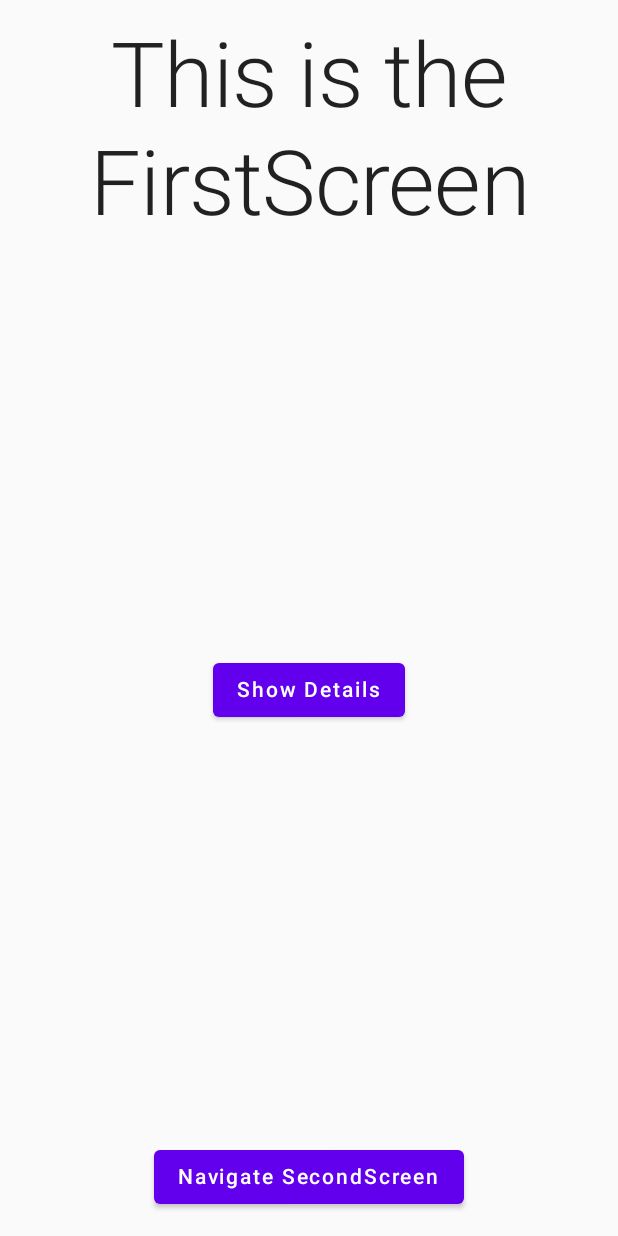
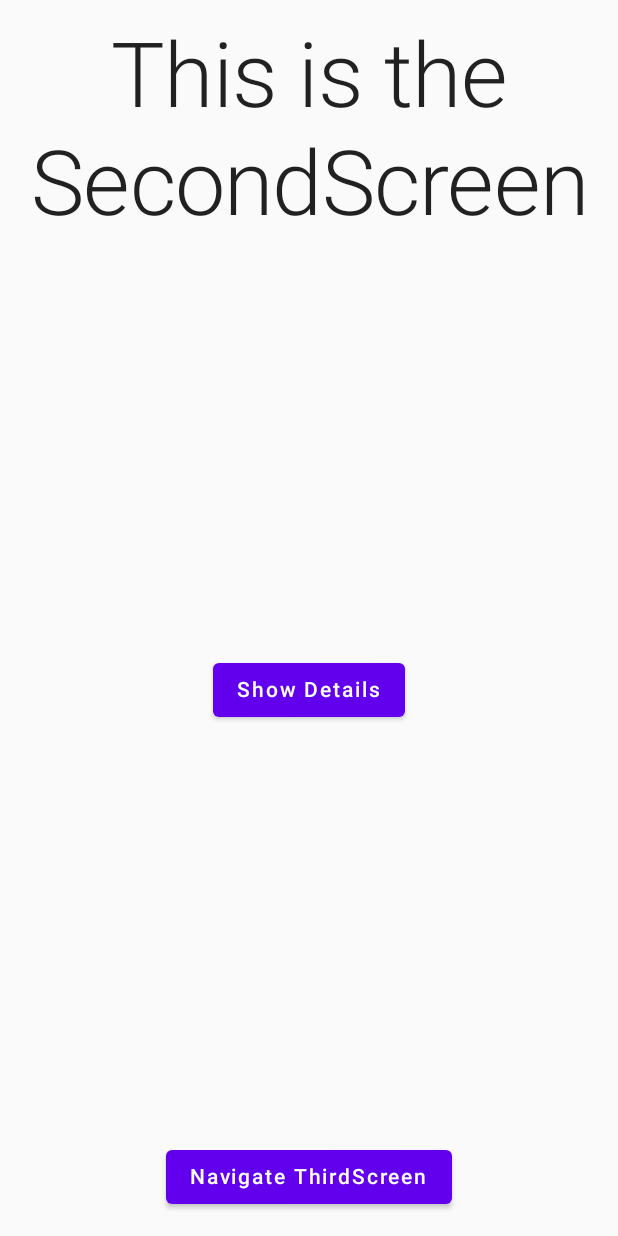
Before and after one commit to metehanbolatt/EndToEndTestCompose, an Android app built with Jetpack Compose: the SecondScreen screen opened through its navigation route, on a phone screen of 412 x 824 dp. Run offline under Robolectric (Android 15) with nearby library versions, the phone set to English and light mode, and no system bars.

```diff
--- a/app/src/main/java/com/metehanbolat/endtoendtestcompose/SecondScreen.kt
+++ b/app/src/main/java/com/metehanbolat/endtoendtestcompose/SecondScreen.kt
@@ -26,7 +26,7 @@ fun SecondScreen(
         horizontalAlignment = Alignment.CenterHorizontally
     ) {
         Text(
-            text = stringResource(id = R.string.first_screen_description),
+            text = stringResource(id = R.string.second_screen_description),
             style = MaterialTheme.typography.h2,
             modifier = Modifier.fillMaxWidth(),
             textAlign = TextAlign.Center
@@ -47,7 +47,7 @@ fun SecondScreen(
             }
         ) {
             Text(
-                text = stringResource(id = R.string.navigate_to_second_screen)
+                text = stringResource(id = R.string.navigate_to_third_screen)
             )
         }
     }
```
